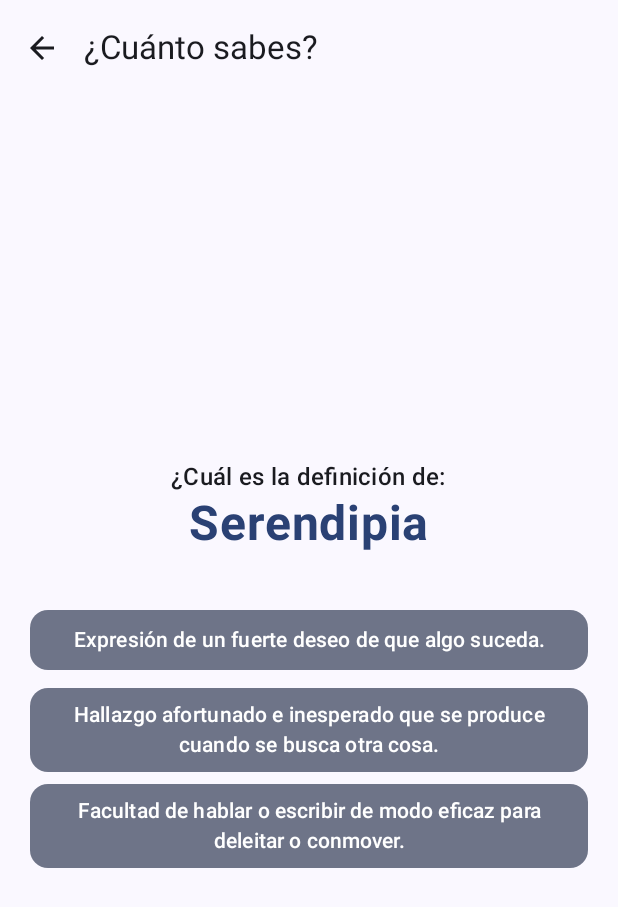
After one commit to hebrabo/DI, an Android app built with Jetpack Compose: the JuegoScreen screen opened through its navigation route, on a phone screen of 412 x 824 dp. The commit adds this screen. Shown: the top 907 px of the screen. Run offline under Robolectric (Android 15) with nearby library versions, the phone set to English and light mode, and no system bars.

Commit message:
feat: implementar mini juego de asociación de definiciones (Extra 3)
- Lógica: Se añade 'QuizState' y la función 'generarNuevoReto' al ViewModel para crear desafíos aleatorios con distractores.
- UI: Se crea la nueva pantalla 'JuegoScreen' con feedback visual de aciertos y errores.
- Navegación: Se registra la ruta del juego en 'AppNavigation' y se conecta mediante un nuevo acceso en el menú lateral (Drawer).
- Estadísticas: Se integra el contador de aciertos del juego en el estado global.

```diff
--- a/DI0704_AppAprendizajePalabras/app/src/main/java/com/example/di0704_appaprendizajepalabras/navigation/AppNavigation.kt
+++ b/DI0704_AppAprendizajePalabras/app/src/main/java/com/example/di0704_appaprendizajepalabras/navigation/AppNavigation.kt
@@ -14,6 +14,7 @@ sealed class Rutas(val ruta: String) {
     object Home : Rutas("home")
     object Ajustes : Rutas("ajustes")
     object Diccionario : Rutas("diccionario") // Extra 1
+    object Juego : Rutas("juego")
 }
 
 @Composable
@@ -58,7 +59,8 @@ fun AppNavigation(
                 viewModel = palabraViewModel,
                 onNavigateToSettings = { navController.navigate(Rutas.Ajustes.ruta) },
                 // CORRECCIÓN: Aquí pasamos la función que faltaba
-                onNavigateToDictionary = { navController.navigate(Rutas.Diccionario.ruta) }
+                onNavigateToDictionary = { navController.navigate(Rutas.Diccionario.ruta) },
+                onNavigateToGame = { navController.navigate(Rutas.Juego.ruta) }
             )
         }
 
@@ -79,5 +81,13 @@ fun AppNavigation(
                 onBackClick = { navController.popBackStack() }
             )
         }
+
+        // --- PANTALLA DEL JUEGO (Extra 3) ---
+        composable(Rutas.Juego.ruta) {
+            JuegoScreen(
+                viewModel = palabraViewModel,
+                onBackClick = { navController.popBackStack() }
+            )
+        }
     }
 }
--- /dev/null
+++ b/DI0704_AppAprendizajePalabras/app/src/main/java/com/example/di0704_appaprendizajepalabras/ui/screens/JuegoScreen.kt
@@ -0,0 +1,82 @@
+package com.example.di0704_appaprendizajepalabras.ui.screens
+
+import androidx.compose.foundation.layout.*
+import androidx.compose.material.icons.Icons
+import androidx.compose.material.icons.automirrored.filled.ArrowBack
+import androidx.compose.material3.*
+import androidx.compose.runtime.*
+import androidx.compose.ui.Alignment
+import androidx.compose.ui.Modifier
+import androidx.compose.ui.text.font.FontWeight
+import androidx.compose.ui.text.style.TextAlign
+import androidx.compose.ui.unit.dp
+import androidx.compose.ui.unit.sp
+import com.example.di0704_appaprendizajepalabras.ui.viewmodel.PalabraViewModel
+
+@OptIn(ExperimentalMaterial3Api::class)
+@Composable
+fun JuegoScreen(viewModel: PalabraViewModel, onBackClick: () -> Unit) {
+    // Generar el primer reto al entrar
+    LaunchedEffect(Unit) { viewModel.generarNuevoReto() }
+
+    val quiz = viewModel.quizActual.value
+    var mensajeResultado by remember { mutableStateOf("") }
+
+    Scaffold(
+        topBar = {
+            TopAppBar(
+                title = { Text("¿Cuánto sabes?") },
+                navigationIcon = {
+                    IconButton(onClick = onBackClick) {
+                        Icon(Icons.AutoMirrored.Filled.ArrowBack, contentDescription = "Volver")
+                    }
+                }
+            )
+        }
+    ) { padding ->
+        Column(
+            modifier = Modifier.fillMaxSize().padding(padding).padding(20.dp),
+            horizontalAlignment = Alignment.CenterHorizontally,
+            verticalArrangement = Arrangement.Center
+        ) {
+            quiz?.let { q ->
+                Text("¿Cuál es la definición de:", style = MaterialTheme.typography.titleMedium)
+                Text(
+                    text = q.palabra.termino,
+                    fontSize = 32.sp,
+                    fontWeight = FontWeight.Bold,
+                    color = MaterialTheme.colorScheme.primary
+                )
+
+                Spacer(modifier = Modifier.height(30.dp))
+
+                q.opciones.forEach { opcion ->
+                    Button(
+                        onClick = {
+                            mensajeResultado = if (opcion == q.respuestaCorrecta) "¡Correcto! 🎉" else "Casi... era otra ❌"
+                        },
+                        modifier = Modifier.fillMaxWidth().padding(vertical = 4.dp),
+                        shape = MaterialTheme.shapes.medium,
+                        colors = ButtonDefaults.buttonColors(
+                            containerColor = MaterialTheme.colorScheme.secondaryContainer,
+                            contentColor = MaterialTheme.colorScheme.onSecondaryContainer
+                        )
+                    ) {
+                        Text(opcion, textAlign = TextAlign.Center)
+                    }
+                }
+
+                if (mensajeResultado.isNotEmpty()) {
+                    Spacer(modifier = Modifier.height(20.dp))
+                    Text(mensajeResultado, style = MaterialTheme.typography.headlineSmall)
+                    Button(onClick = {
+                        mensajeResultado = ""
+                        viewModel.generarNuevoReto()
+                    }) {
+                        Text("Siguiente reto")
+                    }
+                }
+            }
+        }
+    }
+}
--- a/DI0704_AppAprendizajePalabras/app/src/main/java/com/example/di0704_appaprendizajepalabras/ui/viewmodel/PalabraViewModel.kt
+++ b/DI0704_AppAprendizajePalabras/app/src/main/java/com/example/di0704_appaprendizajepalabras/ui/viewmodel/PalabraViewModel.kt
@@ -10,18 +10,24 @@ import androidx.lifecycle.ViewModel
 import com.example.di0704_appaprendizajepalabras.data.model.Palabra
 import com.example.di0704_appaprendizajepalabras.data.repository.PalabraRepository
 
+/**
+ * Clase para representar un reto del mini juego (Extra 3)
+ */
+data class QuizState(
+    val palabra: Palabra,
+    val opciones: List<String>,
+    val respuestaCorrecta: String
+)
+
 class PalabraViewModel : ViewModel() {
     private val repository = PalabraRepository()
+    private val idsMostradas = mutableSetOf<Int>()
 
     // 1. Estado del idioma
     var idiomaActual by mutableStateOf("Español")
         private set
 
-    // --- NUEVO: Registro de IDs mostrados para evitar repeticiones ---
-    private val idsMostradas = mutableSetOf<Int>()
-
     // 2. Estado de la palabra actual
-    // Inicializamos con el saco vacío para la primera palabra
     private val _palabraActual = mutableStateOf(obtenerNuevaPalabraSegura("Español"))
     val palabraActual: State<Palabra> = _palabraActual
 
@@ -32,63 +38,86 @@ class PalabraViewModel : ViewModel() {
     private val _palabrasAprendidas = mutableStateListOf<Palabra>()
     val palabrasAprendidas: List<Palabra> = _palabrasAprendidas
 
+    // --- EXTRA 3: ESTADO DEL MINI JUEGO ---
+    private val _quizActual = mutableStateOf<QuizState?>(null)
+    val quizActual: State<QuizState?> = _quizActual
+
+    var aciertosJuego by mutableIntStateOf(0)
+        private set
+
     fun cambiarIdioma(nuevoIdioma: String) {
         if (idiomaActual != nuevoIdioma) {
             idiomaActual = nuevoIdioma
-            // No reseteamos el saco aquí para que, si vuelve al idioma anterior,
-            // recuerde qué palabras ya vio en esa sesión.
             siguientePalabra()
         }
     }
 
     fun siguientePalabra() {
         val palabraAnterior = _palabraActual.value
-
-        // Guardamos en el historial (Extra)
         if (palabraAnterior.id != 0 && !_palabrasAprendidas.any { it.id == palabraAnterior.id }) {
             _palabrasAprendidas.add(palabraAnterior)
         }
+        palabrasVistas++
+        _palabraActual.value = obtenerNuevaPalabraSegura(idiomaActual)
+    }
 
-        // Incrementamos estadística
-        palabrasVistas++
+    /**
+     * Genera un nuevo reto para el mini juego (Extra 3)
+     */
+    fun generarNuevoReto() {
+        val todasLasPalabras = repository.obtenerPalabrasPorIdioma(idiomaActual)
 
-        // Obtenemos la siguiente palabra con la lógica de filtrado
-        _palabraActual.value = obtenerNuevaPalabraSegura(idiomaActual)
+        // Necesitamos al menos 3 palabras para que el juego tenga sentido
+        if (todasLasPalabras.size >= 3) {
+            val palabraCorrecta = todasLasPalabras.random()
+
+            // Elegimos 2 distractores (definiciones incorrectas)
+            val distractores = todasLasPalabras
+                .filter { it.id != palabraCorrecta.id }
+                .shuffled()
+                .take(2)
+                .map { it.definicion }
+
+            // Creamos la lista de opciones y las mezclamos
+            val opciones = (distractores + palabraCorrecta.definicion).shuffled()
+
+            _quizActual.value = QuizState(
+                palabra = palabraCorrecta,
+                opciones = opciones,
+                respuestaCorrecta = palabraCorrecta.definicion
+            )
+        }
+    }
+
+    fun registrarAcierto() {
+        aciertosJuego++
     }
 
     fun borrarProgreso() {
         idiomaActual = "Español"
         palabrasVistas = 0
+        aciertosJuego = 0
         _palabrasAprendidas.clear()
-        idsMostradas.clear() // Vaciamos el saco de palabras vistas
+        idsMostradas.clear()
         _palabraActual.value = obtenerNuevaPalabraSegura("Español")
+        _quizActual.value = null
     }
 
-    /**
-     * Lógica Inteligente: Filtra las palabras para no repetir.
-     */
     private fun obtenerNuevaPalabraSegura(idioma: String): Palabra {
         val todasLasPalabras = repository.obtenerPalabrasPorIdioma(idioma)
-
         if (todasLasPalabras.isEmpty()) {
-            return Palabra(0, "Error", "No hay palabras en el repositorio.", idioma, null)
+            return Palabra(0, "Error", "No hay palabras", idioma, null)
         }
 
-        // 1. Buscamos palabras que NO estén en el saco de 'idsMostradas'
         val palabrasNoVistas = todasLasPalabras.filter { it.id !in idsMostradas }
 
         return if (palabrasNoVistas.isNotEmpty()) {
-            // 2. Si quedan palabras por ver, elegimos una al azar
             val nuevaPalabra = palabrasNoVistas.random()
-            idsMostradas.add(nuevaPalabra.id) // La metemos en el saco
+            idsMostradas.add(nuevaPalabra.id)
             nuevaPalabra
         } else {
-            // 3. Si ya se han mostrado todas (saco lleno), reiniciamos el ciclo
-            // Limpiamos del saco solo las palabras correspondientes a este idioma
             val idsIdiomaActual = todasLasPalabras.map { it.id }.toSet()
             idsMostradas.removeAll(idsIdiomaActual)
-
-            // Elegimos una al azar del total y empezamos de nuevo
             val reinicioPalabra = todasLasPalabras.random()
             idsMostradas.add(reinicioPalabra.id)
             reinicioPalabra
```
Also changed, not shown: DI0704_AppAprendizajePalabras/app/src/main/java/com/example/di0704_appaprendizajepalabras/ui/screens/PantallaPrincipal.kt (+16 -1 lines).
